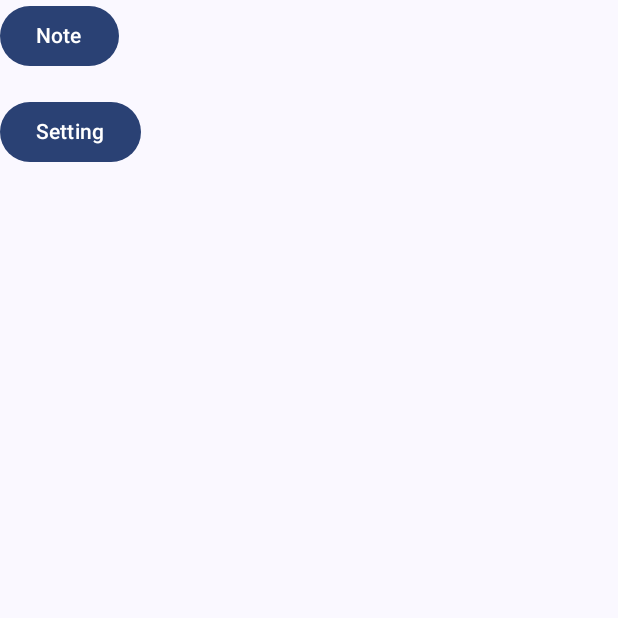
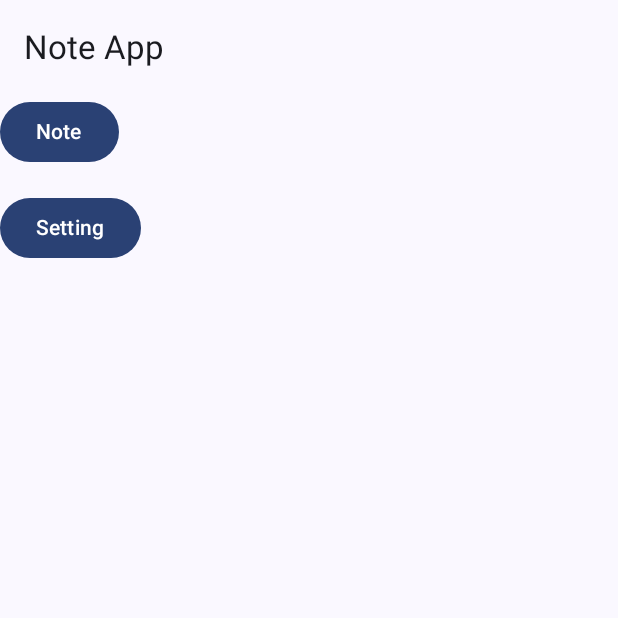
Before and after one commit to khongswee/android-nav3, an Android app built with Jetpack Compose: the screen it shows after launch (MainActivity), on a phone screen of 412 x 824 dp, the top half of it. Run offline under Robolectric (Android 15) with nearby library versions, the phone set to English and light mode, and no system bars; our stand-ins replace Navigation 3.

Commit message:
intit menu and other screen

```diff
--- a/app/src/main/java/kh/sample/android/nav3/MainActivity.kt
+++ b/app/src/main/java/kh/sample/android/nav3/MainActivity.kt
@@ -6,8 +6,10 @@ import androidx.activity.compose.setContent
 import androidx.activity.enableEdgeToEdge
 import androidx.compose.foundation.layout.fillMaxSize
 import androidx.compose.foundation.layout.padding
+import androidx.compose.material3.ExperimentalMaterial3Api
 import androidx.compose.material3.Scaffold
 import androidx.compose.material3.Text
+import androidx.compose.material3.TopAppBar
 import androidx.compose.runtime.Composable
 import androidx.compose.runtime.mutableStateListOf
 import androidx.compose.runtime.remember
@@ -30,13 +32,18 @@ import kh.sample.android.nav3.ui.theme.Androidnav3Theme
 
 class MainActivity : ComponentActivity() {
 
+    @OptIn(ExperimentalMaterial3Api::class)
     override fun onCreate(savedInstanceState: Bundle?) {
         super.onCreate(savedInstanceState)
         enableEdgeToEdge()
         setContent {
             Androidnav3Theme {
-                Scaffold(modifier = Modifier.fillMaxSize()) { innerPadding ->
-                    NoteApp()
+                Scaffold(modifier = Modifier.fillMaxSize(), topBar = {
+                    TopAppBar(title = {
+                        Text(text = "Note App")
+                    })
+                }) { innerPadding ->
+                    NoteApp(modifier = Modifier.padding(innerPadding))
                 }
             }
         }
@@ -44,7 +51,7 @@ class MainActivity : ComponentActivity() {
 }
 
 @Composable
-fun NoteApp() {
+fun NoteApp(modifier: Modifier = Modifier) {
     val backStack = remember { mutableStateListOf<NavKey>(RouteMainMenu) }
 
     val navigator = remember {
@@ -55,6 +62,7 @@ fun NoteApp() {
     }
 
     NavDisplay(
+        modifier = modifier,
         backStack = backStack,
         onBack = {
             navigator.goBack()
```
